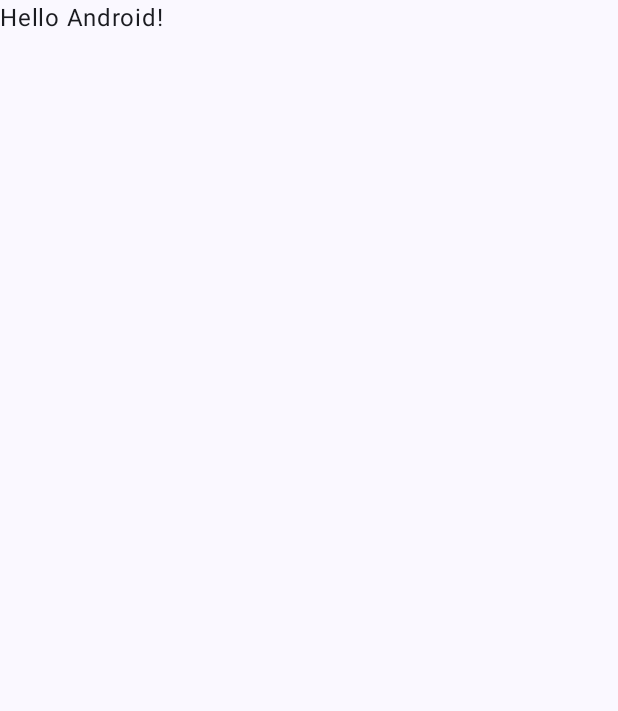
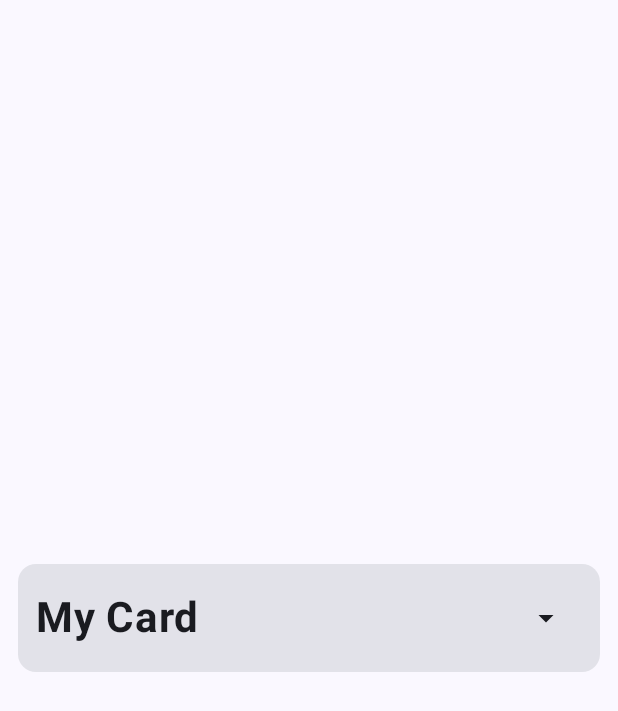
Before and after one commit to JubayerAhamadTayef/Expandable_Card_Practice_In_Jetpack_Compose, an Android app built with Jetpack Compose: the screen it shows after launch (MainActivity), on a phone screen of 412 x 824 dp. Before the commit the part shown is almost empty. Shown: the top 711 px of the screen. Run offline under Robolectric (Android 15) with nearby library versions, the phone set to English and light mode, and no system bars.

Commit message:
Create and design card as I need!

```diff
--- /dev/null
+++ b/app/src/main/java/com/jubayer_ahamad_tayef/expandable_card/Expendable_Card.kt
@@ -0,0 +1,106 @@
+package com.jubayer_ahamad_tayef.expandable_card
+
+import androidx.compose.animation.animateContentSize
+import androidx.compose.animation.core.LinearOutSlowInEasing
+import androidx.compose.animation.core.animateFloatAsState
+import androidx.compose.animation.core.tween
+import androidx.compose.foundation.layout.Arrangement
+import androidx.compose.foundation.layout.Column
+import androidx.compose.foundation.layout.Row
+import androidx.compose.foundation.layout.fillMaxWidth
+import androidx.compose.foundation.layout.padding
+import androidx.compose.foundation.shape.CornerBasedShape
+import androidx.compose.material.icons.Icons
+import androidx.compose.material.icons.filled.ArrowDropDown
+import androidx.compose.material3.Card
+import androidx.compose.material3.Icon
+import androidx.compose.material3.IconButton
+import androidx.compose.material3.MaterialTheme
+import androidx.compose.material3.Text
+import androidx.compose.runtime.Composable
+import androidx.compose.runtime.getValue
+import androidx.compose.runtime.mutableStateOf
+import androidx.compose.runtime.remember
+import androidx.compose.runtime.setValue
+import androidx.compose.ui.Alignment
+import androidx.compose.ui.Modifier
+import androidx.compose.ui.draw.rotate
+import androidx.compose.ui.text.font.FontWeight
+import androidx.compose.ui.text.style.TextOverflow
+import androidx.compose.ui.unit.Dp
+import androidx.compose.ui.unit.TextUnit
+import androidx.compose.ui.unit.dp
+
+@Composable
+fun ExpendableCard(
+    cardTitle: String,
+    cardTitleFontSize: TextUnit = MaterialTheme.typography.headlineMedium.fontSize,
+    cardTitleFontWeight: FontWeight = FontWeight.Bold,
+    cardDescription: String,
+    cardDescriptionFontSize: TextUnit = MaterialTheme.typography.bodyMedium.fontSize,
+    cardDescriptionFontWeight: FontWeight = FontWeight.Normal,
+    cardDescriptionMaxLines: Int = 4,
+    cardCornerShape: CornerBasedShape = MaterialTheme.shapes.medium,
+    padding: Dp = 12.dp
+) {
+    var expandedState by remember {
+        mutableStateOf(false)
+    }
+
+    val rotationState by animateFloatAsState(targetValue = if (expandedState) 180f else 0f)
+
+    Card(
+        modifier = Modifier
+            .fillMaxWidth()
+            .padding(padding)
+            .animateContentSize(
+                animationSpec = tween(
+                    durationMillis = 300,
+                    easing = LinearOutSlowInEasing
+                )
+            ),
+        shape = cardCornerShape,
+        onClick = { expandedState = !expandedState }
+    ) {
+        Column(
+            modifier = Modifier.fillMaxWidth(),
+            verticalArrangement = Arrangement.Center,
+            horizontalAlignment = Alignment.CenterHorizontally
+        ) {
+            Row(
+                modifier = Modifier
+                    .fillMaxWidth()
+                    .padding(padding),
+                horizontalArrangement = Arrangement.SpaceBetween,
+                verticalAlignment = Alignment.CenterVertically
+            ) {
+                Text(
+                    text = cardTitle,
+                    fontSize = cardTitleFontSize,
+                    fontWeight = cardTitleFontWeight,
+                    maxLines = 1,
+                    overflow = TextOverflow.Ellipsis
+                )
+
+                IconButton(
+                    modifier = Modifier
+                        .rotate(rotationState),
+                    onClick = { expandedState = !expandedState }) {
+                    Icon(imageVector = Icons.Default.ArrowDropDown, contentDescription = null)
+                }
+            }
+
+            if (expandedState)
+                Text(
+                    text = cardDescription,
+                    fontSize = cardDescriptionFontSize,
+                    fontWeight = cardDescriptionFontWeight,
+                    maxLines = cardDescriptionMaxLines,
+                    overflow = TextOverflow.Ellipsis,
+                    modifier = Modifier
+                        .padding(start = padding, end = padding, bottom = padding)
+                        .align(Alignment.Start)
+                )
+        }
+    }
+}
--- a/app/src/main/java/com/jubayer_ahamad_tayef/expandable_card/MainActivity.kt
+++ b/app/src/main/java/com/jubayer_ahamad_tayef/expandable_card/MainActivity.kt
@@ -4,11 +4,13 @@ import android.os.Bundle
 import androidx.activity.ComponentActivity
 import androidx.activity.compose.setContent
 import androidx.activity.enableEdgeToEdge
+import androidx.compose.foundation.layout.Arrangement
+import androidx.compose.foundation.layout.Column
 import androidx.compose.foundation.layout.fillMaxSize
 import androidx.compose.foundation.layout.padding
 import androidx.compose.material3.Scaffold
-import androidx.compose.material3.Text
 import androidx.compose.runtime.Composable
+import androidx.compose.ui.Alignment
 import androidx.compose.ui.Modifier
 import androidx.compose.ui.tooling.preview.Preview
 import com.jubayer_ahamad_tayef.expandable_card.ui.theme.Expandable_CardTheme
@@ -20,28 +22,31 @@ class MainActivity : ComponentActivity() {
         setContent {
             Expandable_CardTheme {
                 Scaffold(modifier = Modifier.fillMaxSize()) { innerPadding ->
-                    Greeting(
-                        name = "Android",
-                        modifier = Modifier.padding(innerPadding)
-                    )
+                    Column(
+                        modifier = Modifier
+                            .fillMaxSize()
+                            .padding(innerPadding),
+                        verticalArrangement = Arrangement.Center,
+                        horizontalAlignment = Alignment.CenterHorizontally
+                    ) {
+                        ExpendableCard(
+                            cardTitle = "My Card",
+                            cardDescription = "This is card description 1, \nThis is card description 2, \nThis is card description 3, \nThis is card description 4, \nThis is card description 5"
+                        )
+                    }
                 }
             }
         }
     }
 }
 
-@Composable
-fun Greeting(name: String, modifier: Modifier = Modifier) {
-    Text(
-        text = "Hello $name!",
-        modifier = modifier
-    )
-}
-
 @Preview(showBackground = true)
 @Composable
 fun GreetingPreview() {
     Expandable_CardTheme {
-        Greeting("Android")
+        ExpendableCard(
+            cardTitle = "My Card",
+            cardDescription = "This is card description1, \nThis is card description2, \nThis is card description3, \nThis is card description4, \nThis is card description5"
+        )
     }
 }
```
